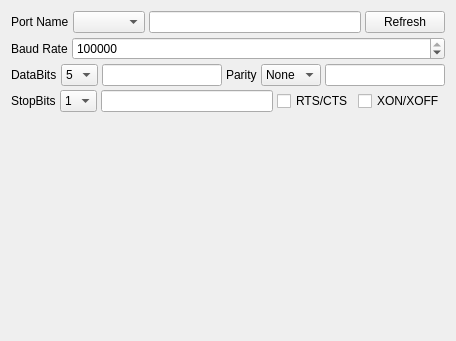
Qt form src/sessionoptions/sessionoptionsserialproperties.ui (QQxiaoming/quardCRT) before a commit.
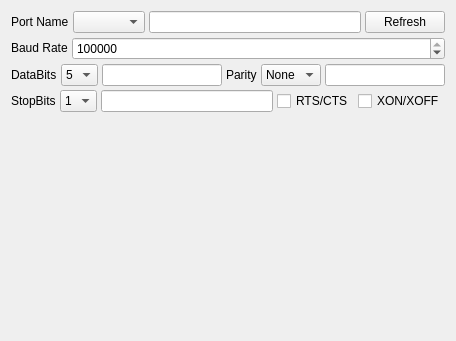
The same form after that commit.

What changed in the file:
```diff
--- a/src/sessionoptions/sessionoptionsserialproperties.ui
+++ b/src/sessionoptions/sessionoptionsserialproperties.ui
@@ -22,7 +22,7 @@
      <item>
       <widget class="QLabel" name="label">
        <property name="sizePolicy">
-        <sizepolicy hsizetype="Fixed" vsizetype="Preferred">
+        <sizepolicy hsizetype="Fixed" vsizetype="Fixed">
          <horstretch>0</horstretch>
          <verstretch>0</verstretch>
         </sizepolicy>
@@ -61,7 +61,7 @@
      <item>
       <widget class="QLabel" name="label_2">
        <property name="sizePolicy">
-        <sizepolicy hsizetype="Fixed" vsizetype="Preferred">
+        <sizepolicy hsizetype="Fixed" vsizetype="Fixed">
          <horstretch>0</horstretch>
          <verstretch>0</verstretch>
         </sizepolicy>
@@ -91,7 +91,7 @@
      <item>
       <widget class="QLabel" name="label_3">
        <property name="sizePolicy">
-        <sizepolicy hsizetype="Fixed" vsizetype="Preferred">
+        <sizepolicy hsizetype="Fixed" vsizetype="Fixed">
          <horstretch>0</horstretch>
          <verstretch>0</verstretch>
         </sizepolicy>
@@ -131,7 +131,7 @@
      <item>
       <widget class="QLabel" name="label_4">
        <property name="sizePolicy">
-        <sizepolicy hsizetype="Fixed" vsizetype="Preferred">
+        <sizepolicy hsizetype="Fixed" vsizetype="Fixed">
          <horstretch>0</horstretch>
          <verstretch>0</verstretch>
         </sizepolicy>
@@ -173,7 +173,7 @@
      <item>
       <widget class="QLabel" name="label_5">
        <property name="sizePolicy">
-        <sizepolicy hsizetype="Fixed" vsizetype="Preferred">
+        <sizepolicy hsizetype="Fixed" vsizetype="Fixed">
          <horstretch>0</horstretch>
          <verstretch>0</verstretch>
         </sizepolicy>
```
Left out of the diff: 2 changed lines with no effect on the pictures.
